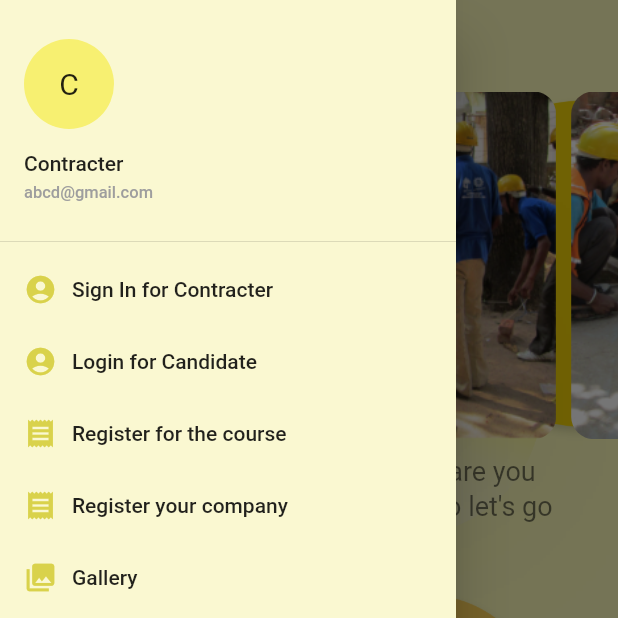
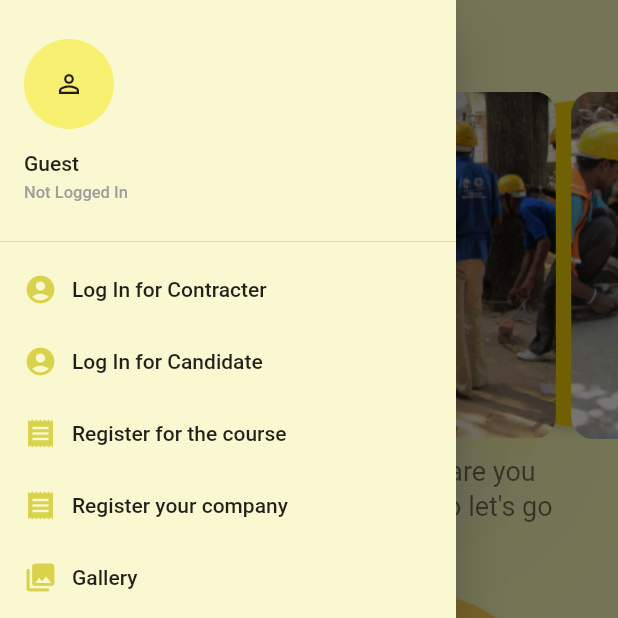
Before and after one commit to ronak197/GVT-Dahod, a Flutter app: the screen it shows after launch, with the side drawer open, on a phone screen of 412 x 824 dp, the top half of it. Run offline on Flutter 3.47's test engine with Material 2 defaults, Android fonts, the phone set to English and light mode, and no system bars; drawn by our look-alikes of carousel_slider; our stand-ins replace cloud_firestore, firebase_auth; accounts and stored records are empty.

Commit message:
Added candidate profile

```diff
--- /dev/null
+++ b/lib/candidateProfile.dart
@@ -0,0 +1,53 @@
+class CandidateProfile {
+
+  static bool worker = false;
+  static String candidateName;
+  static String address;
+  static String mobileNo;
+  static String dateOfBirth;
+  static String work;
+  static String gender;
+  static String caste;
+
+  static bool company = false;
+  static String companyName;
+  static String city;
+  static String email;
+  static String contactNo;
+  static String username;
+  static int nofmason;
+  static int wofmason;
+  static int nofpainter;
+  static int wofpainter;
+  static int nofplumber;
+  static int wofplumber;
+  static int nofbarbinder;
+  static int wofbarbinder;
+
+
+  static bool defaultUser = true;
+
+  static void switchToDefault(){
+    worker = false;
+    company = false;
+    defaultUser = true;
+  }
+
+  static void switchToWorker(){
+    worker = true;
+    company = false;
+    defaultUser = false;
+  }
+
+  static void switchToCompany(){
+    worker = false;
+    company = true;
+    defaultUser = false;
+  }
+
+  static void getProfile(){
+    String getCompany(){
+      return companyName;
+    }
+  }
+}
--- a/lib/company_registration.dart
+++ b/lib/company_registration.dart
@@ -62,7 +62,7 @@ class _CompanyRegistrationPageState extends State<CompanyRegistrationPage> {
                 borderRadius: BorderRadius.all(Radius.circular(10.0))
             ),
             title: Text(
-              "Successfully Registered.",
+              "Successfully Registered. You can login into your account once we verify you.",
               style: TextStyle(
                   fontFamily: "OpenSans",
                   color: Color(0xFFaa9900)
--- a/lib/main.dart
+++ b/lib/main.dart
@@ -9,6 +9,7 @@ import 'package:gvtdahod/gallery.dart';
 import 'package:gvtdahod/company_registration.dart';
 import 'package:gvtdahod/profilepage.dart';
 import 'package:gvtdahod/company_verification.dart';
+import 'package:gvtdahod/candidateProfile.dart';
 
 void main() => runApp(MyApp());
 
@@ -24,8 +25,8 @@ class MyApp extends StatelessWidget {
   }
 }
 
+class HomePage extends StatefulWidget {
 
-class HomePage extends StatefulWidget {
   @override
   _HomePageState createState() => _HomePageState();
 }
@@ -33,6 +34,15 @@ class HomePage extends StatefulWidget {
 class _HomePageState extends State<HomePage> {
 
   List<String> carouselImages = new List();
+
+  CandidateProfile profile = new CandidateProfile();
+
+  String username = "Guest";
+  String usernameSignature = "Not Logged In";
+
+  void getProfile(){
+
+  }
 
   @override
   void initState() {
@@ -47,6 +57,7 @@ class _HomePageState extends State<HomePage> {
 
   @override
   Widget build(BuildContext context) {
+
     return Scaffold(
       appBar: AppBar(
         elevation: 0.0,
@@ -74,14 +85,14 @@ class _HomePageState extends State<HomePage> {
                     children: <Widget>[
                       new Padding(padding: EdgeInsetsDirectional.only(top: 10.0)),
                       new CircleAvatar(
-                        child: new Text("C",style: TextStyle(color: Colors.black87,fontSize: 20.0),),
+                        child: Icon(Icons.person_outline, color: Colors.black87, size: 20.0,),
                         backgroundColor: Color(0xffF7F071),
                         radius: 30.0,
                       ),
                       new Padding(padding: EdgeInsetsDirectional.only(top: 15.0)),
-                      new Text("Contracter", style: TextStyle(color: Colors.black87),),
+                      new Text(username, style: TextStyle(color: Colors.black87),),
                       new Padding(padding: EdgeInsetsDirectional.only(top: 5.0)),
-                      new Text("abcd@gmail.com",style: TextStyle(color: Colors.grey,fontSize: 11.0),),
+                      new Text(usernameSignature,style: TextStyle(color: Colors.grey,fontSize: 11.0),),
                     ],
                   ),
                 ),
@@ -98,7 +109,7 @@ class _HomePageState extends State<HomePage> {
                       Icon(Icons.account_circle, color: Color(0xffD9D24B), size: 22.0,),
                       Container(
                         padding: EdgeInsets.only(left: 10.0),
-                        child: Text("Sign In for Contracter"),
+                        child: Text("Log In for Contracter"),
                       ),
                     ],
                   ),
@@ -115,7 +126,7 @@ class _HomePageState extends State<HomePage> {
                       Icon(Icons.account_circle, color: Color(0xffD9D24B), size: 22.0,),
                       Container(
                         padding: EdgeInsets.only(left: 10.0),
-                        child: Text("Login for Candidate"),
+                        child: Text("Log In for Candidate"),
                       ),
                     ],
                   ),
@@ -227,6 +238,9 @@ class _HomePageState extends State<HomePage> {
                 child: FlatButton(
                   onPressed:() {
                     FirebaseAuth.instance.signOut();
+                    setState(() {
+                      CandidateProfile.switchToDefault();
+                    });
                   },
                   child: Row(
                     children: <Widget>[
```
Also changed, not shown: lib/loginpage_company.dart (+72 -1 lines), lib/loginpage_worker.dart (+73 -6 lines).
